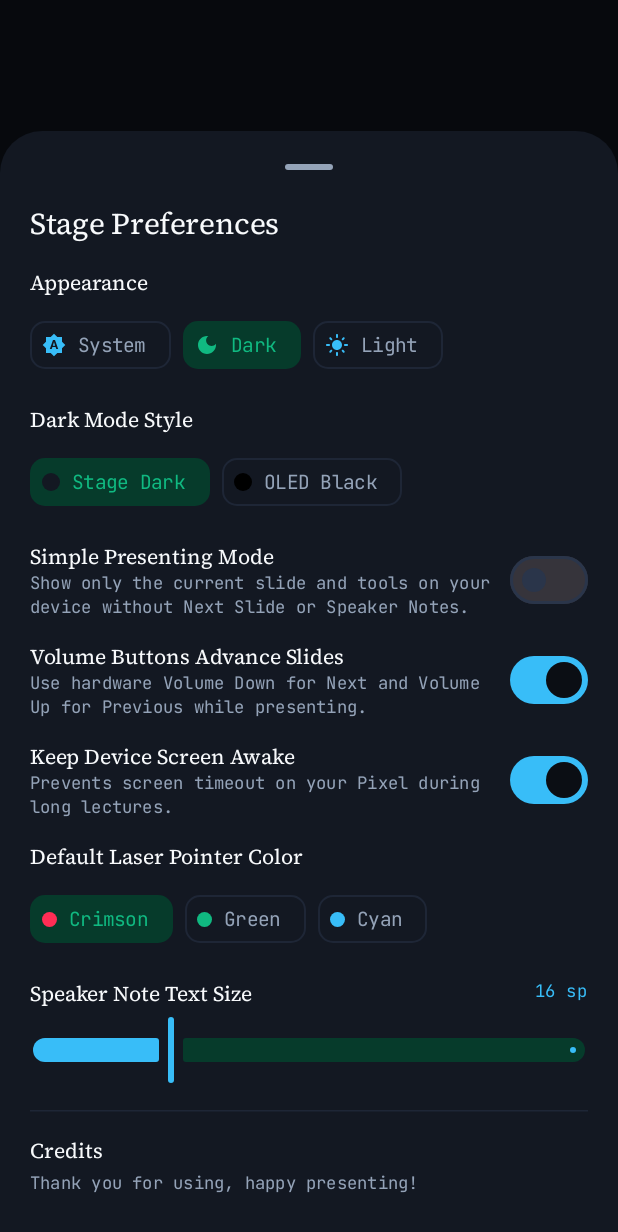
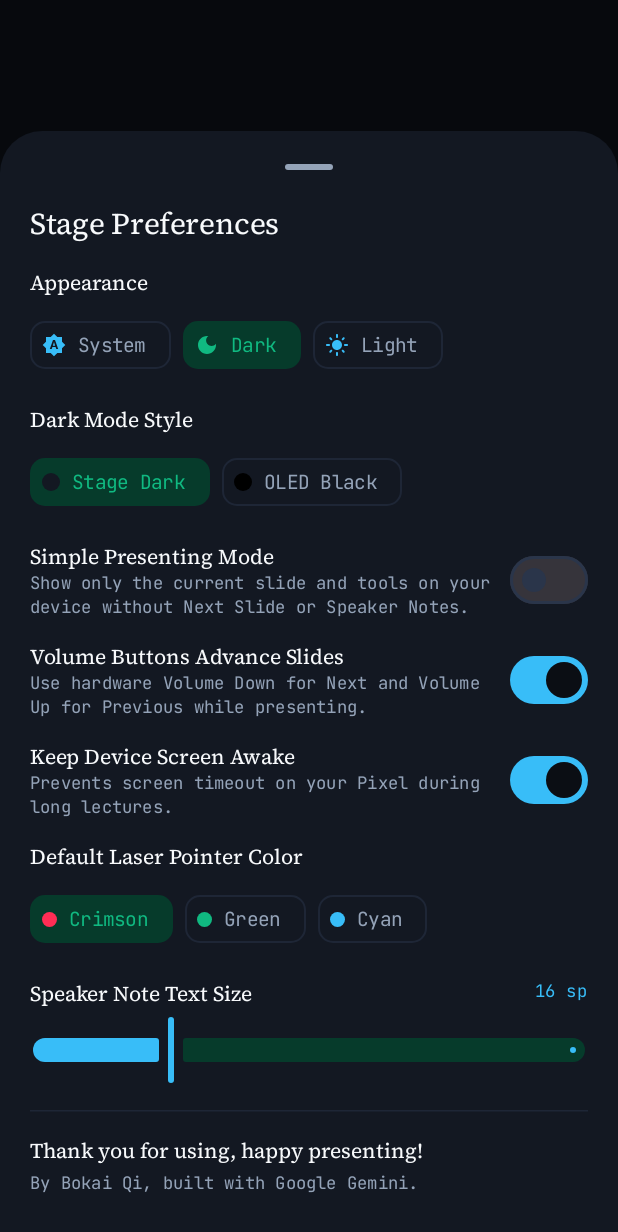
Before and after one commit to bokai-qi/BeamerStage, an Android app built with Jetpack Compose: the composable StageSettingsSheet shown on its own in the app's theme, on a phone screen of 412 x 824 dp. Shown: the top 1232 px of the screen. Run offline under Robolectric (Android 15) with nearby library versions, the phone set to English and light mode, and no system bars; 2 statements that could not run were skipped.

Commit message:
ui: update credits section text
Replace generic heading with a personal acknowledgement and attribution.

```diff
--- a/app/src/main/java/com/example/ui/library/LibraryScreen.kt
+++ b/app/src/main/java/com/example/ui/library/LibraryScreen.kt
@@ -806,11 +806,11 @@ private fun StageSettingsSheet(
                 verticalArrangement = Arrangement.spacedBy(4.dp)
             ) {
                 Text(
-                    text = "Credits",
+                    text = "Thank you for using, happy presenting!",
                     style = MaterialTheme.typography.titleSmall
                 )
                 Text(
-                    text = "Thank you for using, happy presenting!",
+                    text = "By Bokai Qi, built with Google Gemini.",
                     style = MaterialTheme.typography.bodySmall,
                     color = MaterialTheme.colorScheme.onSurfaceVariant
                 )
```
